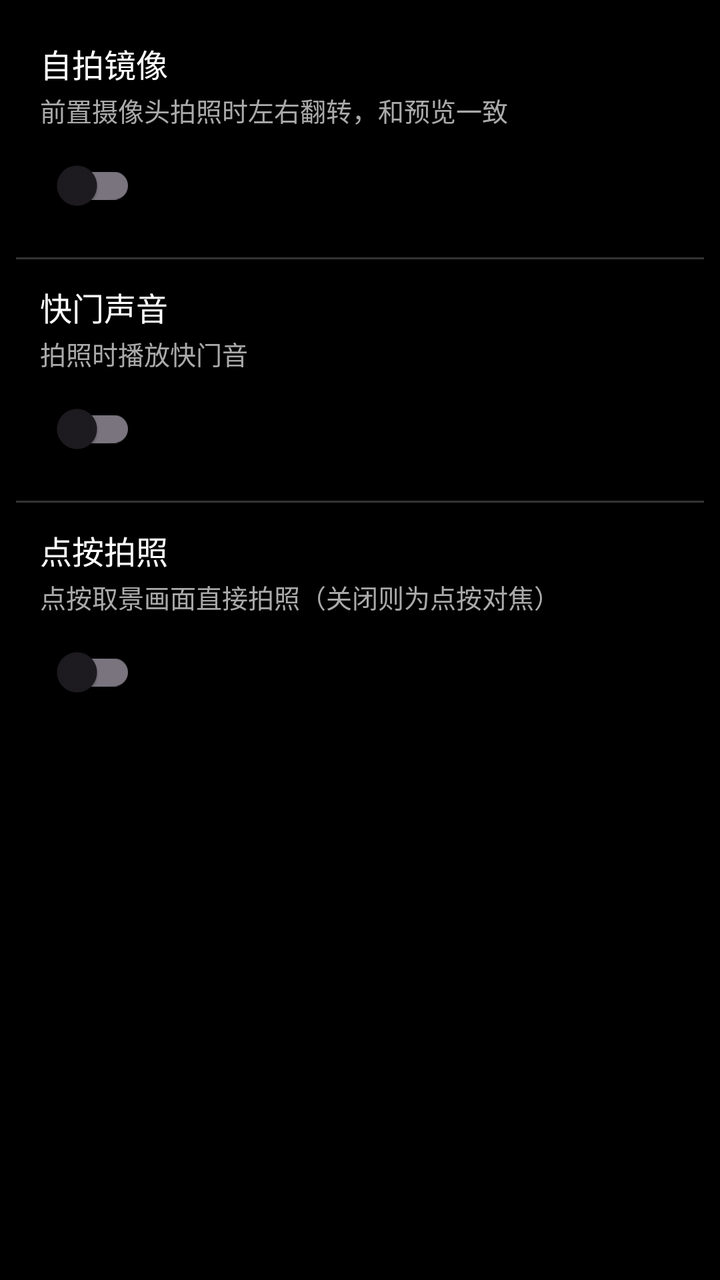
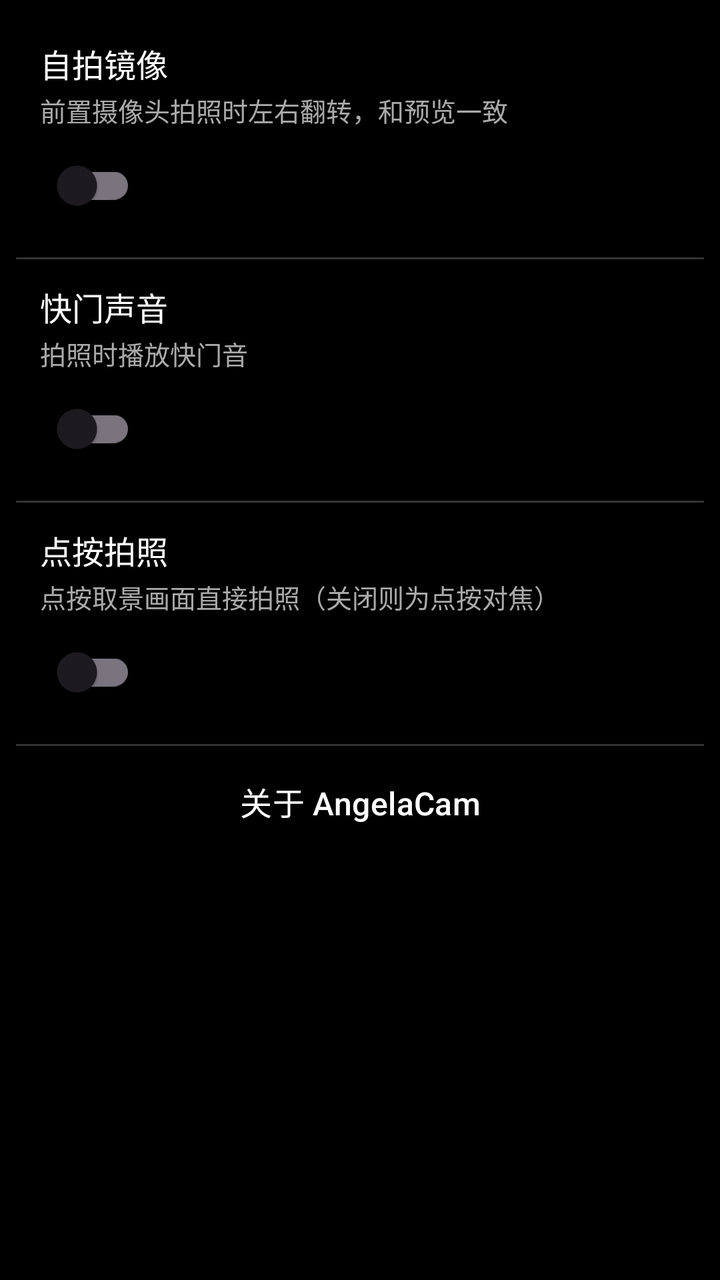

Two renders of the same Android screen: before a commit and after it. Below are the layout's source before the change and the commit's diff.
<!-- AndroidManifest.xml: application theme Theme.AngelaCam -->
<!-- res/layout/dialog_settings.xml -->
<?xml version="1.0" encoding="utf-8"?>
<LinearLayout xmlns:android="http://schemas.android.com/apk/res/android"
    android:layout_width="match_parent"
    android:layout_height="wrap_content"
    android:orientation="vertical"
    android:padding="8dp">

    <LinearLayout
        android:layout_width="match_parent"
        android:layout_height="wrap_content"
        android:orientation="vertical"
        android:padding="12dp">

        <TextView
            android:layout_width="wrap_content"
            android:layout_height="wrap_content"
            android:text="@string/setting_mirror"
            android:textColor="#FFFFFF"
            android:textSize="16sp" />

        <TextView
            android:layout_width="wrap_content"
            android:layout_height="wrap_content"
            android:text="@string/setting_mirror_summary"
            android:textColor="#AAAAAA"
            android:textSize="13sp"
            android:layout_marginTop="2dp" />

        <androidx.appcompat.widget.SwitchCompat
            android:id="@+id/switchMirror"
            android:layout_width="wrap_content"
            android:layout_height="wrap_content"
            android:layout_marginTop="4dp" />
    </LinearLayout>

    <View
        android:layout_width="match_parent"
        android:layout_height="1dp"
        android:background="#33FFFFFF" />

    <LinearLayout
        android:layout_width="match_parent"
        android:layout_height="wrap_content"
        android:orientation="vertical"
        android:padding="12dp">

        <TextView
            android:layout_width="wrap_content"
            android:layout_height="wrap_content"
            android:text="@string/setting_shutter_sound"
            android:textColor="#FFFFFF"
            android:textSize="16sp" />

        <TextView
            android:layout_width="wrap_content"
            android:layout_height="wrap_content"
            android:text="@string/setting_shutter_sound_summary"
            android:textColor="#AAAAAA"
            android:textSize="13sp"
            android:layout_marginTop="2dp" />

        <androidx.appcompat.widget.SwitchCompat
            android:id="@+id/switchShutterSound"
            android:layout_width="wrap_content"
            android:layout_height="wrap_content"
            android:layout_marginTop="4dp" />
    </LinearLayout>

    <View
        android:layout_width="match_parent"
        android:layout_height="1dp"
        android:background="#33FFFFFF" />

    <LinearLayout
        android:layout_width="match_parent"
        android:layout_height="wrap_content"
        android:orientation="vertical"
        android:padding="12dp">

        <TextView
            android:layout_width="wrap_content"
            android:layout_height="wrap_content"
            android:text="@string/setting_tap_capture"
            android:textColor="#FFFFFF"
            android:textSize="16sp" />

        <TextView
            android:layout_width="wrap_content"
            android:layout_height="wrap_content"
            android:text="@string/setting_tap_capture_summary"
            android:textColor="#AAAAAA"
            android:textSize="13sp"
            android:layout_marginTop="2dp" />

        <androidx.appcompat.widget.SwitchCompat
            android:id="@+id/switchTapCapture"
            android:layout_width="wrap_content"
            android:layout_height="wrap_content"
            android:layout_marginTop="4dp" />
    </LinearLayout>

</LinearLayout>
<!-- resources referenced by this layout -->
<resources>
  <string name="setting_mirror">自拍镜像</string>
  <string name="setting_mirror_summary">前置摄像头拍照时左右翻转，和预览一致</string>
  <string name="setting_shutter_sound">快门声音</string>
  <string name="setting_shutter_sound_summary">拍照时播放快门音</string>
  <string name="setting_tap_capture">点按拍照</string>
  <string name="setting_tap_capture_summary">点按取景画面直接拍照（关闭则为点按对焦）</string>
  <style name="Theme.AngelaCam" parent="Theme.Material3.DayNight.NoActionBar">
          <item name="android:windowFullscreen">true</item>
          <item name="android:windowBackground">@android:color/black</item>
      </style>
</resources>

<!-- the commit's change to res/layout/dialog_settings.xml (unified diff, before → after) -->
@@ -99,4 +99,19 @@
             android:layout_marginTop="4dp" />
     </LinearLayout>
 
+    <View
+        android:layout_width="match_parent"
+        android:layout_height="1dp"
+        android:background="#33FFFFFF" />
+
+    <Button
+        android:id="@+id/btnAbout"
+        android:layout_width="match_parent"
+        android:layout_height="wrap_content"
+        android:background="@android:color/transparent"
+        android:text="@string/settings_about"
+        android:textColor="#FFFFFF"
+        android:textSize="16sp"
+        android:padding="12dp" />
+
 </LinearLayout>
<!-- resource entries referenced after the edit -->
@@ -6,6 +6,7 @@
   <string name="setting_shutter_sound_summary">拍照时播放快门音</string>
   <string name="setting_tap_capture">点按拍照</string>
   <string name="setting_tap_capture_summary">点按取景画面直接拍照（关闭则为点按对焦）</string>
+  <string name="settings_about">关于 AngelaCam</string>
   <style name="Theme.AngelaCam" parent="Theme.Material3.DayNight.NoActionBar">
           <item name="android:windowFullscreen">true</item>
           <item name="android:windowBackground">@android:color/black</item>
